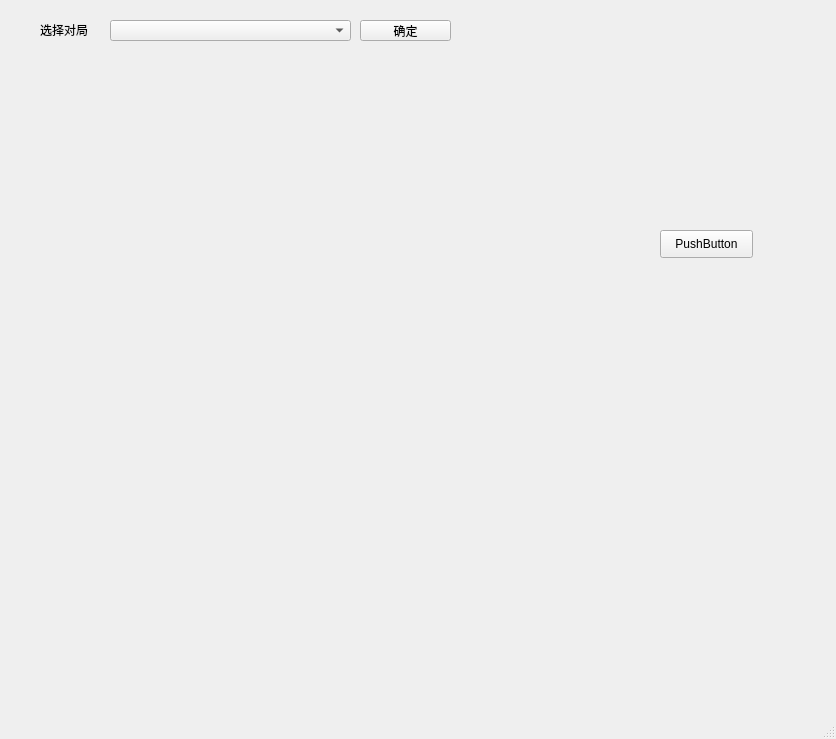
This is surakarta-client/history_mainwindow.ui in programming-team-X-C-X/Surakarta-private as Qt 5 draws it before an edit. The edited form follows.
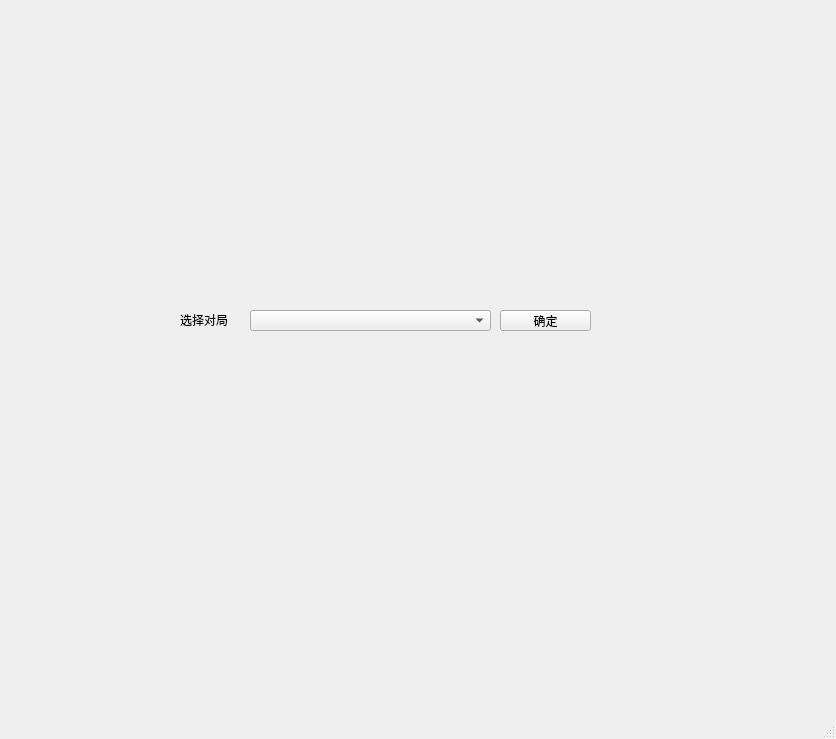
This is the edited form.

Commit message: Add some info on history

The edit to the form file:
```diff
--- a/surakarta-client/history_mainwindow.ui
+++ b/surakarta-client/history_mainwindow.ui
@@ -17,8 +17,8 @@
    <widget class="QComboBox" name="comboBox">
     <property name="geometry">
      <rect>
-      <x>110</x>
-      <y>20</y>
+      <x>250</x>
+      <y>310</y>
       <width>241</width>
       <height>21</height>
      </rect>
@@ -27,8 +27,8 @@
    <widget class="QLabel" name="label">
     <property name="geometry">
      <rect>
-      <x>40</x>
-      <y>20</y>
+      <x>180</x>
+      <y>310</y>
       <width>69</width>
       <height>19</height>
      </rect>
@@ -40,8 +40,8 @@
    <widget class="QPushButton" name="pushButton">
     <property name="geometry">
      <rect>
-      <x>360</x>
-      <y>20</y>
+      <x>500</x>
+      <y>310</y>
       <width>91</width>
       <height>21</height>
      </rect>
@@ -50,19 +50,6 @@
      <string>确定</string>
     </property>
    </widget>
-   <widget class="QPushButton" name="pushButton_2">
-    <property name="geometry">
-     <rect>
-      <x>660</x>
-      <y>230</y>
-      <width>93</width>
-      <height>28</height>
-     </rect>
-    </property>
-    <property name="text">
-     <string>PushButton</string>
-    </property>
-   </widget>
   </widget>
   <widget class="QMenuBar" name="menubar">
    <property name="geometry">
```
The commit also changes 11 other files.
